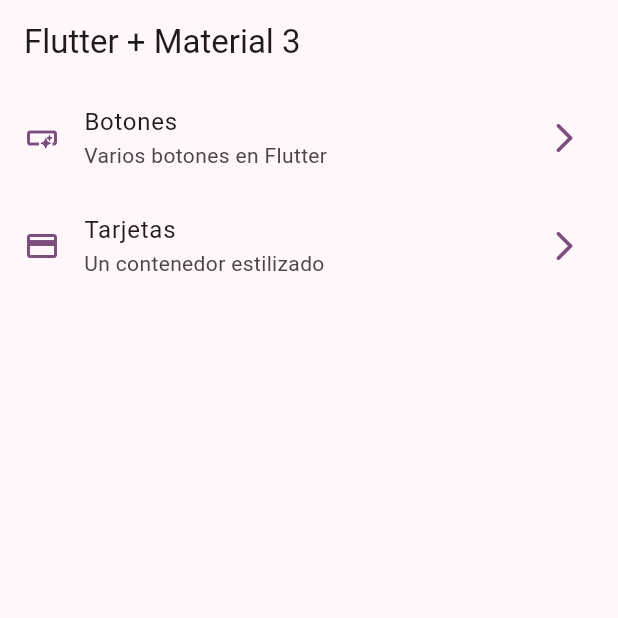
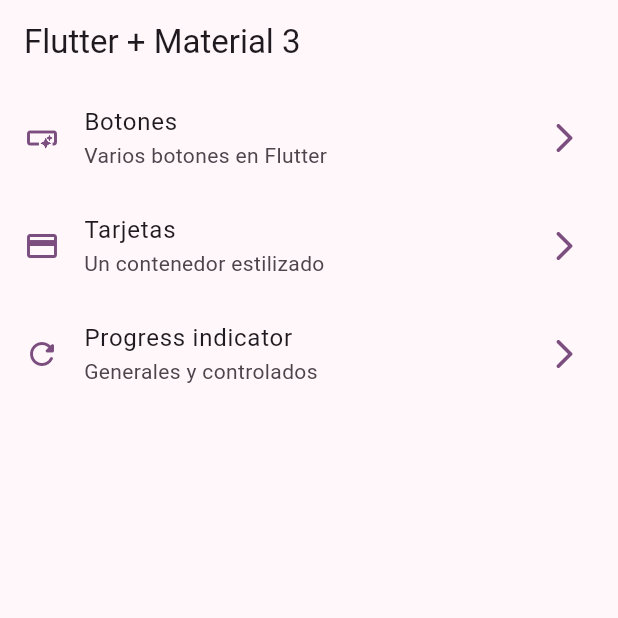
Before and after one commit to Byron-Gomez/widget_y_formatos, a Flutter app: the screen it shows after launch, on a phone screen of 412 x 824 dp, the top half of it. Run offline on Flutter 3.47's test engine with Material 2 defaults, Android fonts, the phone set to English and light mode, and no system bars; our stand-ins replace go_router.

Commit message:
segundo commit

```diff
--- a/lib/config/menu/menu_items.dart
+++ b/lib/config/menu/menu_items.dart
@@ -29,4 +29,11 @@ const appMenuItems = <MenuItem>[
       link: '/cards',
       icon: Icons.credit_card
       ),
+
+       MenuItem(
+      title: 'Progress indicator',
+      subTitle: 'Generales y controlados',
+      link: '/cards',
+      icon: Icons.refresh_rounded
+      ),
 ];
--- a/lib/config/presentation/screens/botton/botton_screen.dart
+++ b/lib/config/presentation/screens/button/buttons_screen.dart
@@ -26,6 +26,7 @@ class ButtonScreen extends StatelessWidget {
 
 class _ButtonsView extends StatelessWidget {
   const _ButtonsView({super.key});
+
 
   @override
   Widget build(BuildContext context) {
--- a/lib/config/presentation/screens/cards/cards_screen.dart
+++ b/lib/config/presentation/screens/cards/cards_screen.dart
@@ -196,7 +196,7 @@ class _CardType4 extends StatelessWidget {
     child: Stack(
         children: [
      Image.network(
-      'https_//picsum.photos/id/${elevation.toInt() }/600/350',
+      'https://picsum.photos/id/${elevation.toInt() }/600/350',
       height: 350,
       fit: BoxFit.cover,
      ),
--- a/lib/config/router/app_router.dart
+++ b/lib/config/router/app_router.dart
@@ -1,7 +1,7 @@
-
 
 import 'package:go_router/go_router.dart';
 import 'package:widget_y_formatos/config/presentation/screens/home/home_screen.dart';
+import 'package:widget_y_formatos/config/presentation/screens/screens.dart';
 
 final appRouter = GoRouter(
 initialLocation: '/',
@@ -15,14 +15,20 @@ routes:[
 
     GoRoute(
       path: '/buttons',
-      name: HomeScreen.name,
-      builder: (context, state) => const HomeScreen()
+      name: ButtonScreen.name,
+      builder: (context, state) => const ButtonScreen()
     ),
 
     GoRoute(
       path: '/cards',
-      name: HomeScreen.name,
-      builder: (context, state) => const HomeScreen()
+      name: CardsScreen.name,
+      builder: (context, state) => const CardsScreen()
+    ),
+
+    GoRoute(
+      path: '/progress',
+      name: ProgressScreen.name,
+      builder: (context, state) => const ProgressScreen()
     ),
 ]
 );
--- a/lib/main.dart
+++ b/lib/main.dart
@@ -1,5 +1,6 @@
 import 'package:flutter/material.dart';
 import 'package:widget_y_formatos/config/presentation/screens/home/home_screen.dart';
+import 'package:widget_y_formatos/config/router/app_router.dart';
 import 'package:widget_y_formatos/config/theme/app_theme.dart';
 
 void main() {
@@ -12,10 +13,11 @@ class MyApp extends StatelessWidget {
   // This widget is the root of your application.
   @override
   Widget build(BuildContext context) {
-    return MaterialApp(
+    return MaterialApp.router(
+      routerConfig: appRouter,
       debugShowCheckedModeBanner: false,
       theme: AppTheme(selectedColor: 4).getTheme(),
-     home: const HomeScreen()
+
         );
   }
 }
```
Also changed, not shown: lib/config/presentation/screens/home/home_screen.dart (+5 -4 lines), lib/config/presentation/screens/progress/progress_screen.dart (+62 -1 lines), lib/config/presentation/screens/screens.dart (+9 -0 lines), pubspec.yaml (+7 -56 lines), pubspec.lock.
